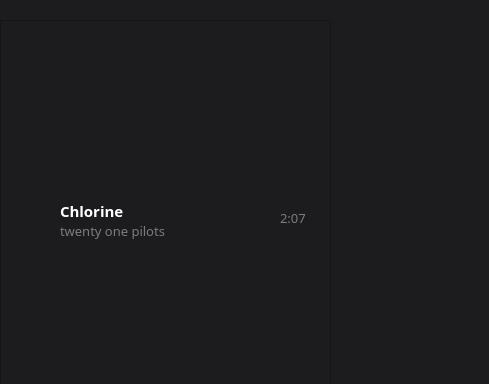
Before: the Qt Designer form player.ui in nikolaevv/telegram-player, drawn with Qt 5; both pictures show x 0 to 489 and y 0 to 384 of the 984 by 469 pixel window.
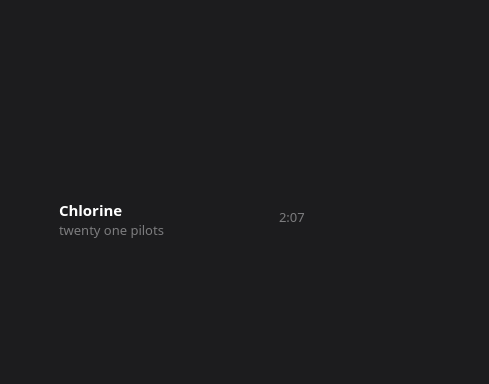
After: the same form once the commit is applied. Icons and pictures are not drawn.

Commit message: Реализовано воспроизведение аудио про принципу плейлиста

The edit to the form file:
```diff
--- a/player.ui
+++ b/player.ui
@@ -137,6 +137,15 @@
       <height>411</height>
      </rect>
     </property>
+    <property name="mouseTracking">
+     <bool>false</bool>
+    </property>
+    <property name="styleSheet">
+     <string notr="true"/>
+    </property>
+    <property name="frameShape">
+     <enum>QFrame::NoFrame</enum>
+    </property>
     <property name="widgetResizable">
      <bool>true</bool>
     </property>
@@ -145,8 +154,8 @@
       <rect>
        <x>0</x>
        <y>0</y>
-       <width>329</width>
-       <height>409</height>
+       <width>331</width>
+       <height>411</height>
       </rect>
      </property>
      <widget class="QWidget" name="verticalLayoutWidget">
@@ -314,7 +323,7 @@
           <property name="minimumSize">
            <size>
             <width>50</width>
-            <height>50</height>
+            <height>35</height>
            </size>
           </property>
           <property name="styleSheet">
```
The commit also changes 2 other files.
